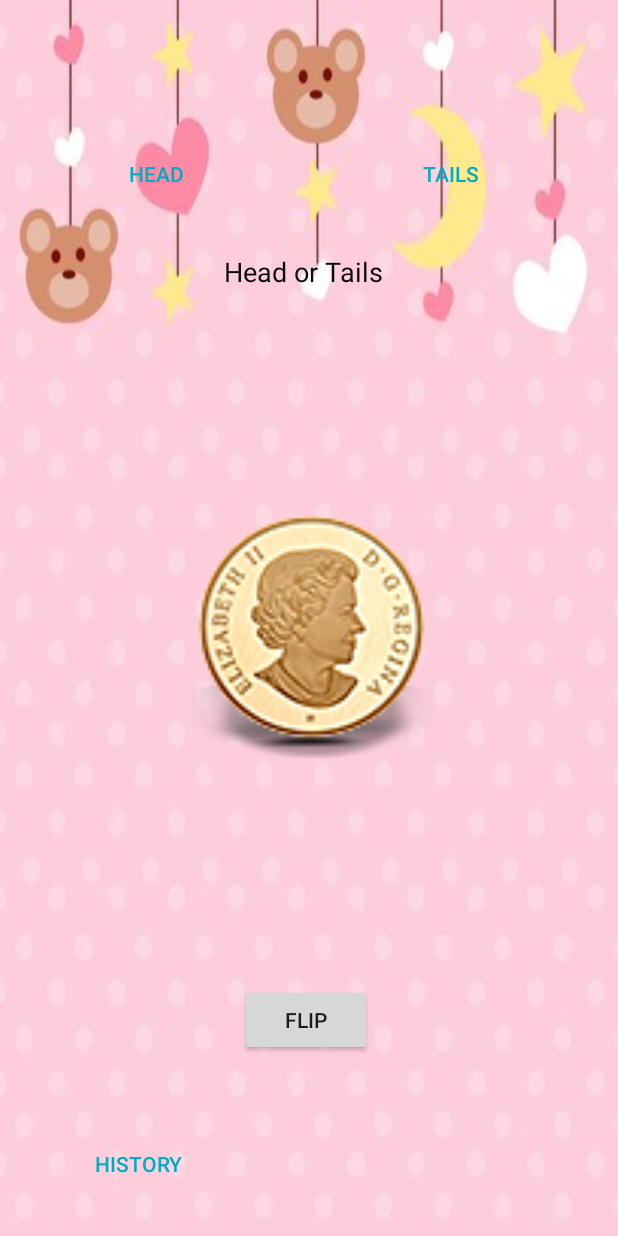
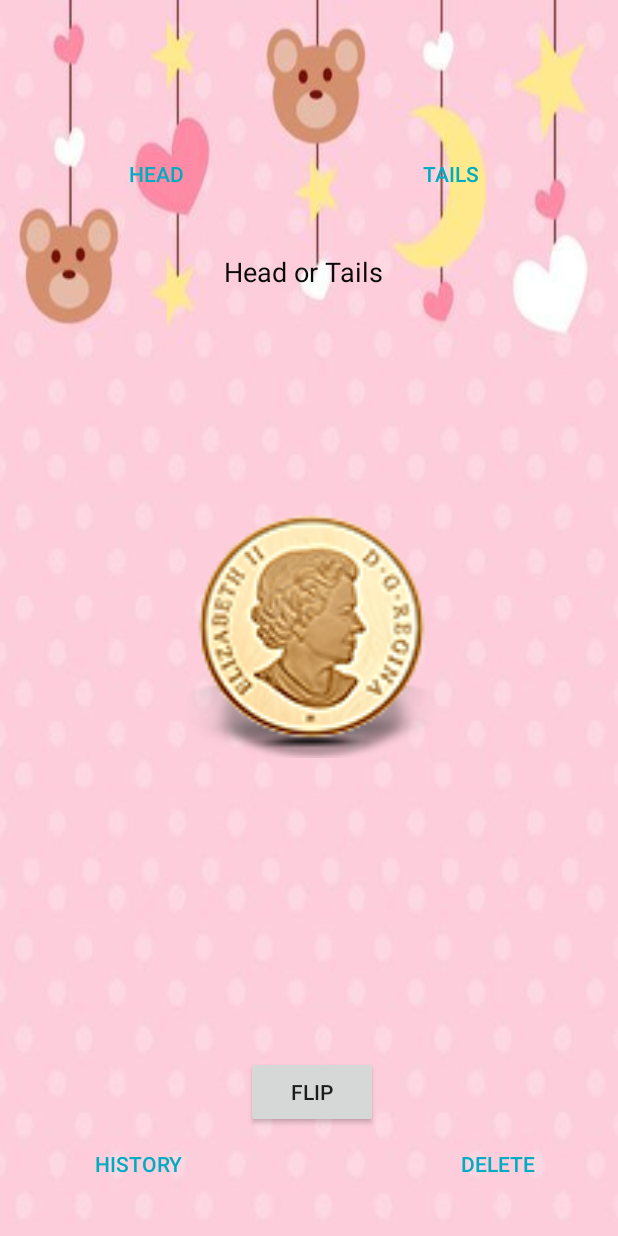
Before and after one commit to gurjeetsingh/Practical-Parenting-Andorid-Application, an Android app: the CoinFlipActivity screen opened directly, with no data from a screen before it, on a phone screen of 412 x 824 dp. Run offline under Robolectric (Android 15) with nearby library versions, the light colour scheme and no system bars.

Commit message:
Add deleting history

```diff
--- a/app/src/main/AndroidManifest.xml
+++ b/app/src/main/AndroidManifest.xml
@@ -9,7 +9,8 @@
         android:roundIcon="@mipmap/ic_launcher_round"
         android:supportsRtl="true"
         android:theme="@style/AppTheme">
-        <activity android:name=".UI.FlippingHistory"></activity>
+        <activity android:name=".UI.FlippingHistory"
+            android:parentActivityName=".UI.CoinFlipActivity"></activity>
         <activity android:name=".UI.MainMenu" />
         <activity android:name=".UI.TimeoutActivity" />
         <activity android:name=".UI.ConfigureChildren" />
--- a/app/src/main/java/com/e/practicalparentlavateam/UI/CoinFlipActivity.java
+++ b/app/src/main/java/com/e/practicalparentlavateam/UI/CoinFlipActivity.java
@@ -49,6 +49,20 @@ public class CoinFlipActivity extends AppCompatActivity {
         head();
         tails();
         flipCoin();
+        deleteHistory();
+    }
+
+    private void deleteHistory() {
+        Button delete = (Button) findViewById(R.id.delethistory);
+        delete.setOnClickListener(new View.OnClickListener() {
+            @Override
+            public void onClick(View v) {
+                manager = new HistoryManager();
+                HistoryManager.setInstance(new HistoryManager());
+                Save(manager);
+                Toast.makeText(CoinFlipActivity.this,"You Delete Flipping History!",Toast.LENGTH_SHORT).show();
+            }
+        });
     }
 
     private void tails() {
--- a/app/src/main/java/com/e/practicalparentlavateam/UI/FlippingHistory.java
+++ b/app/src/main/java/com/e/practicalparentlavateam/UI/FlippingHistory.java
@@ -2,7 +2,9 @@
 
 package com.e.practicalparentlavateam.UI;
 
+import androidx.appcompat.app.ActionBar;
 import androidx.appcompat.app.AppCompatActivity;
+import androidx.appcompat.widget.Toolbar;
 
 import android.content.Context;
 import android.content.Intent;
--- a/app/src/main/res/layout/activity_coin_flip.xml
+++ b/app/src/main/res/layout/activity_coin_flip.xml
@@ -72,9 +72,21 @@
         android:id="@+id/button"
         android:layout_width="wrap_content"
         android:layout_height="wrap_content"
-        android:layout_marginStart="160dp"
-        android:layout_marginBottom="120dp"
+        android:layout_marginStart="164dp"
+        android:layout_marginBottom="72dp"
         android:text="@string/flip"
         app:layout_constraintBottom_toBottomOf="parent"
         app:layout_constraintStart_toStartOf="parent" />
+
+    <Button
+        android:id="@+id/delethistory"
+        style="@style/Widget.AppCompat.Button.Borderless"
+        android:layout_width="wrap_content"
+        android:layout_height="wrap_content"
+        android:layout_marginEnd="36dp"
+        android:layout_marginBottom="24dp"
+        android:text="@string/deletehistory"
+        android:textColor="#00ACC1"
+        app:layout_constraintBottom_toBottomOf="parent"
+        app:layout_constraintEnd_toEndOf="parent" />
 </androidx.constraintlayout.widget.ConstraintLayout>
--- a/app/src/main/res/values/strings.xml
+++ b/app/src/main/res/values/strings.xml
@@ -5,4 +5,5 @@
     <string name="flip">Flip</string>
     <string name="head">Head</string>
     <string name="tails">Tails</string>
+    <string name="deletehistory">Delete</string>
 </resources>
```
Also changed, not shown: app/src/main/res/layout/activity_flipping_history.xml (+4 -3 lines).
